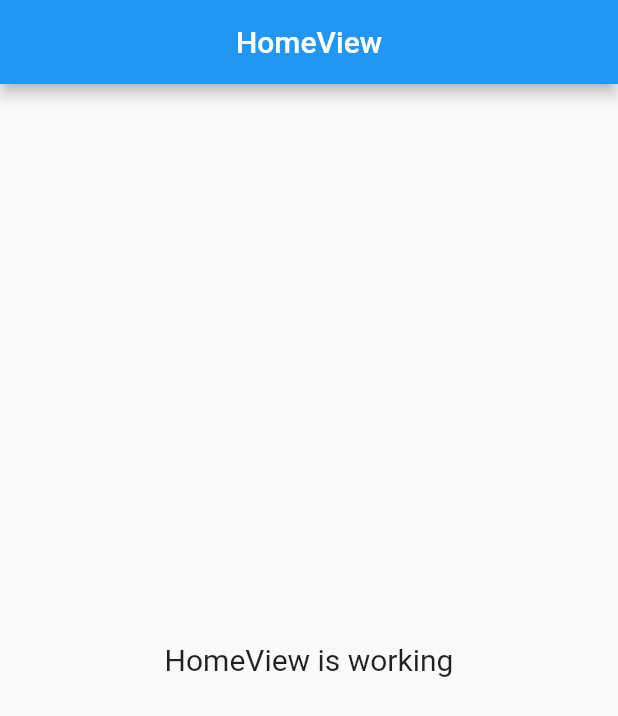
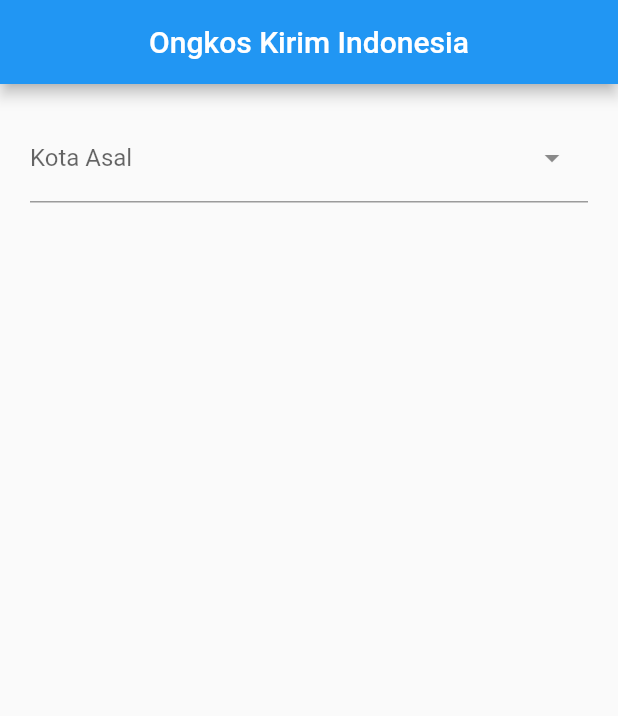
Before and after one commit to sendycitralesmana/ongkir, a Flutter app: the screen it shows after launch, on a phone screen of 412 x 824 dp. Shown: the top 716 px of the screen. Run offline on Flutter 3.47's test engine with Material 2 defaults, Android fonts, the phone set to English and light mode, and no system bars; drawn by our look-alikes of dropdown_search; our stand-ins replace get.

```diff
--- a/lib/app/modules/home/views/home_view.dart
+++ b/lib/app/modules/home/views/home_view.dart
@@ -1,3 +1,4 @@
+import 'package:dropdown_search/dropdown_search.dart';
 import 'package:flutter/material.dart';
 
 import 'package:get/get.dart';
@@ -10,14 +11,29 @@ class HomeView extends GetView<HomeController> {
   Widget build(BuildContext context) {
     return Scaffold(
       appBar: AppBar(
-        title: const Text('HomeView'),
+        title: const Text('Ongkos Kirim Indonesia'),
         centerTitle: true,
       ),
-      body: const Center(
-        child: Text(
-          'HomeView is working',
-          style: TextStyle(fontSize: 20),
-        ),
+      body: ListView(
+        padding: EdgeInsets.all(20),
+        children: [
+          DropdownSearch<String>(
+            popupProps: PopupProps.menu(
+              showSelectedItems: true,
+              showSearchBox: true,
+              // disabledItemFn: (String s) => s.startsWith('I'),
+            ),
+            items: ["Brazil", "Italia", "Tunisia", 'Canada'],
+            dropdownDecoratorProps: DropDownDecoratorProps(
+              dropdownSearchDecoration: InputDecoration(
+                labelText: "Kota Asal",
+                hintText: "Pilih Kota",
+              ),
+            ),
+            onChanged: (value) {},
+            // selectedItem: "Brazil",
+          ),
+        ],
       ),
     );
   }
```
